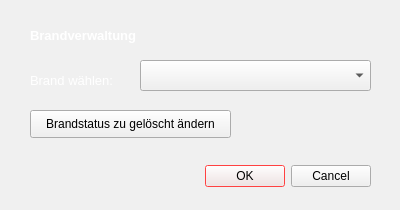
First picture: the form in Final Project/Widgets/Brandverwaltung.ui, repository Lorano98/Python-Course-ifgi, before the edit.
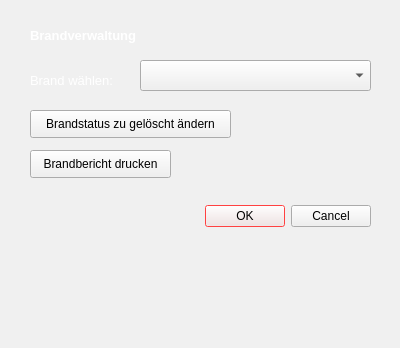
Second picture: the form after the edit. Custom widgets are drawn as their Qt base class.

Patch:
```diff
--- a/Final Project/Widgets/Brandverwaltung.ui
+++ b/Final Project/Widgets/Brandverwaltung.ui
@@ -7,7 +7,7 @@
     <x>0</x>
     <y>0</y>
     <width>400</width>
-    <height>210</height>
+    <height>348</height>
    </rect>
   </property>
   <property name="palette">
@@ -168,7 +168,7 @@
    <property name="geometry">
     <rect>
      <x>30</x>
-     <y>160</y>
+     <y>200</y>
      <width>341</width>
      <height>32</height>
     </rect>
@@ -242,6 +242,19 @@
     </rect>
    </property>
   </widget>
+  <widget class="QPushButton" name="pushButton">
+   <property name="geometry">
+    <rect>
+     <x>30</x>
+     <y>150</y>
+     <width>141</width>
+     <height>28</height>
+    </rect>
+   </property>
+   <property name="text">
+    <string>Brandbericht drucken</string>
+   </property>
+  </widget>
  </widget>
  <customwidgets>
   <customwidget>
```
